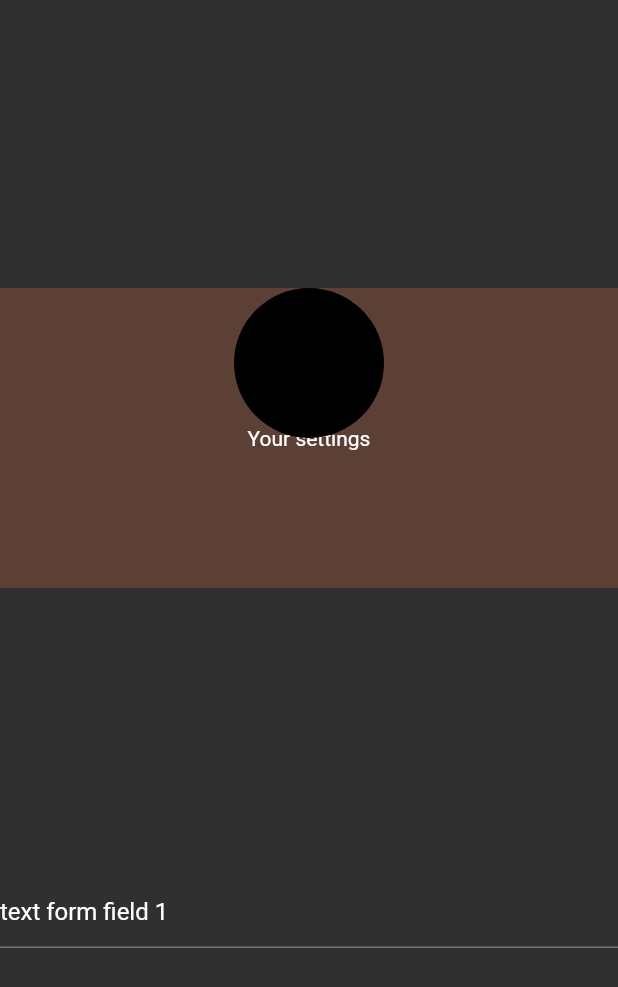
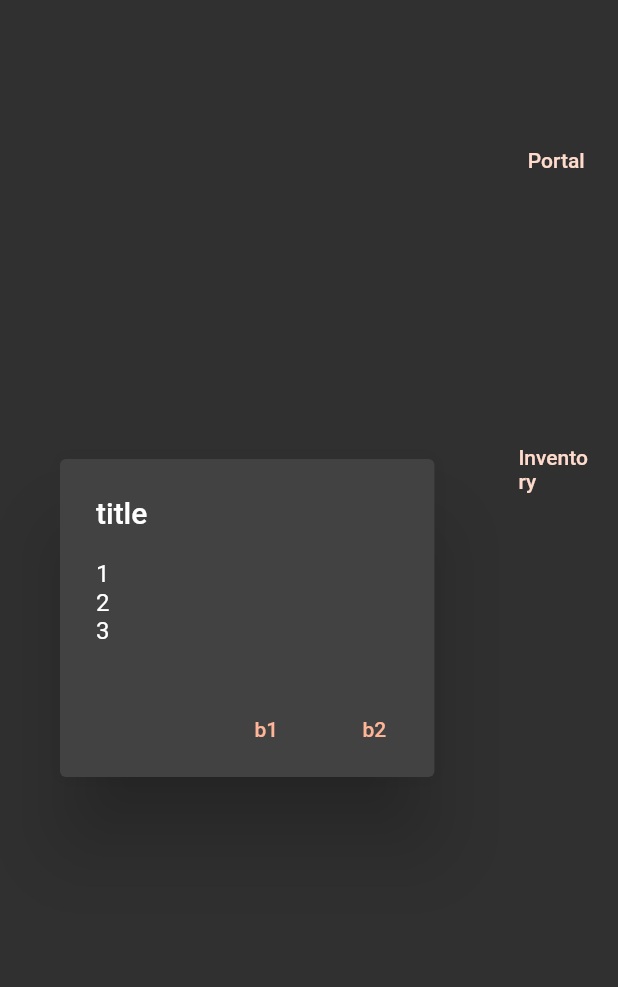
Before and after one commit to JobRoloff/walking-game, a Flutter app: the screen it shows after launch, on a phone screen of 412 x 824 dp. Shown: the top 987 px of the screen. Run offline on Flutter 3.47's test engine with Material 2 defaults, Android fonts, the phone set to English and light mode, and no system bars; our stand-ins replace firebase_core, shared_preferences; accounts and stored records are empty.

```diff
--- a/lib/main.dart
+++ b/lib/main.dart
@@ -1,31 +1,24 @@
 
 import 'dart:ui';
 
-import 'package:firebase_core/firebase_core.dart';
-import 'package:flutter_application_note/providers/sci_buff_provider.dart';
-import 'package:flutter_application_note/screens/data_screen.dart';
+import 'package:flutter_application_note/providers/inventory_n_progress_provider.dart';
+import 'package:flutter_application_note/providers/inventory_n_progress_provider.dart';
+import 'package:flutter_application_note/screens/inventory_screen.dart';
 import 'package:flutter_application_note/screens/portal_screen.dart';
 import 'package:flutter_application_note/screens/sci_screen.dart';
 import 'package:flutter_application_note/screens/user_settings_screen.dart';
 import 'package:provider/provider.dart';
-import 'firebase_options.dart';
-
 import 'package:flutter/material.dart';
 
 import 'styles/colorschemes.dart';
-import 'providers/googlesignin.dart';
 
 Future<void> main() async {
   WidgetsFlutterBinding.ensureInitialized();
-  await Firebase.initializeApp(
-    options: DefaultFirebaseOptions.currentPlatform,
-  );
+
 
   runApp(
     MultiProvider(providers: [
-      ChangeNotifierProvider(create: (context) => SciBuffProvider()),
-      ChangeNotifierProvider(create: (context) => GoogleSignInProvider()),
-
+      ChangeNotifierProvider(create: (context) => InventoryNProgressProvider()),
     ], child: const MyApp()),
   );
 }
@@ -35,9 +28,9 @@ class MyApp extends StatelessWidget {
   @override
   Widget build(BuildContext context) {
     return MaterialApp(
-      initialRoute: '/user_settings',
+      initialRoute: '/sci',
       routes: {
-        '/data': (context) => const DataScreen(),
+        '/inventory': (context) => const InventoryScreen(),
         '/portal': (context)=> PortalScreen(),
         '/sci': (context) => const SciScreen(),
         '/user_settings': (context) => UserSettingsScreen(),
--- a/lib/screens/sci_screen.dart
+++ b/lib/screens/sci_screen.dart
@@ -1,23 +1,8 @@
 import 'package:flutter/material.dart';
 import 'package:flutter/rendering.dart';
 import 'package:flutter_application_note/models/token.dart';
-import 'package:flutter_application_note/providers/sci_buff_provider.dart';
-import 'package:provider/provider.dart';
-
-import '../widgets/load_bar.dart';
-
-///side panel if media q is large enough.. else single col layout
-
-///multi col layout:
-///
-///2:1 panel ratio
-///
-///main - view loadbars
-///
-///side - navigational
-///
-
-//this is where Media query dictates which widget to apply
+import 'package:flutter_application_note/widgets/nav_link.dart';
+import 'package:flutter_application_note/widgets/side_panel.dart';
 
 class SciScreen extends StatefulWidget {
   const SciScreen({Key? key}) : super(key: key);
@@ -29,60 +14,66 @@ class SciScreen extends StatefulWidget {
 class _SciScreenState extends State<SciScreen> {
   @override
   Widget build(BuildContext context) {
-    return LayoutBuilder(
-      builder: (BuildContext context, BoxConstraints constraints) {
-        return ConstrainedBox(
-          constraints: BoxConstraints(maxHeight: 70),
-          child: Row(
+    return Scaffold(
+      body: Row(
+        crossAxisAlignment: CrossAxisAlignment.center,
+        mainAxisAlignment: MainAxisAlignment.spaceEvenly,
         children: [
           //main panel
-              SizedBox(
-                width: constraints.maxWidth * .66,
-                child: Column(
-                  children: [
-                    Padding(
-                      padding: EdgeInsets.all(0),
-                      child: Container(
-                        height: constraints.maxHeight / 2,
-                        width: constraints.maxWidth,
-                        decoration: BoxDecoration(color: Colors.purple),
-                        child: Row(
-                          mainAxisAlignment: MainAxisAlignment.center,
-                          crossAxisAlignment: CrossAxisAlignment.end,
-                          children: <LoadBar>[
-                            ...context.watch<SciBuffProvider>().loadBarList
-                          ],
+          Expanded(
+            flex: 4,
+            child: ScenarioAlertDialog(),
           ),
+          //   ),
+          // ),
+          //side panel
+          const SidePanel(
+            navLink1: NavLink(
+              label: 'Portal',
+              route: '/portal',
             ),
-                    ),
-                    Padding(
-                      padding: EdgeInsets.all(0),
-                      child: Container(
-                        height: constraints.maxHeight / 2,
-                        width: constraints.maxWidth,
-                        decoration: BoxDecoration(color: Colors.blueGrey),
-                      ),
-                    ),
-                  ],
-                ),
-              ),
-              //side panel
-              Expanded(
-                child: Container(
-                  decoration: BoxDecoration(color: Color(getToken("surface"))),
-                  child: Column(children: [
-                    Container(
-                      child: Text("btn1"),
-                    ),
-                  ]),
+            navLink2: NavLink(
+              label: "Inventory",
+              route: "/inventory",
             ),
           ),
         ],
       ),
     );
-      },
+  }
+}
+
+class ScenarioAlertDialog extends StatelessWidget {
+  //access the users data
+  const ScenarioAlertDialog({
+    Key? key,
+  }) : super(key: key);
+
+  @override
+  Widget build(BuildContext context) {
+    return AlertDialog(
+      title: Text("title"),
+      content: SingleChildScrollView(
+        child: ListBody(
+          children: [
+            Text("1"),
+            Text("2"),
+            Text("3"),
+          ],
+        ),
+      ),
+      actions: <Widget>[
+        TextButton(onPressed: () {}, child: Text("b1")),
+        TextButton(onPressed: () {}, child: Text("b2")),
+      ],
     );
   }
 }
-
-///single col layout
+/**
+ * final String title;
+    final String outcomeCategory;
+    final String messageBody;
+    final String outcomeMessageBody;
+    final String cTA1;
+    final String cTA2;
+ */
--- a/lib/widgets/nav_link.dart
+++ b/lib/widgets/nav_link.dart
@@ -1,7 +1,11 @@
 import 'package:flutter/material.dart';
 import 'package:flutter_application_note/models/token.dart';
+
 class NavLink extends StatefulWidget {
-  const NavLink({Key? key}) : super(key: key);
+  final String label;
+  final String route;
+  const NavLink({required this.label, required this.route, Key? key})
+      : super(key: key);
 
   @override
   State<NavLink> createState() => _NavLinkState();
@@ -10,25 +14,22 @@ class NavLink extends StatefulWidget {
 class _NavLinkState extends State<NavLink> {
   @override
   Widget build(BuildContext context) {
-    return
-      InkWell( child: Padding( padding: const EdgeInsets.all(8),
-      child: TextButton(
-        style: ButtonStyle(
-          shape: MaterialStateProperty.all<RoundedRectangleBorder>(
-            RoundedRectangleBorder(
-                borderRadius: BorderRadius.circular(18.0),
-            ),
-          )
+    return Expanded(
+      child: InkWell(
+        child: Padding(
+          padding: EdgeInsets.fromLTRB(8.0, 8.0, 8.0, 0),
+          child: Container(
+            child: TextButton(
+                onPressed: () {
+                  Navigator.pushNamed(context, widget.route);
+                },
+                child: Text(widget.label,
+                    style: TextStyle(
+                        color: Color(getToken("on-secondary-container"))))),
+          ),
         ),
-
-        // color:Color(getToken("md.sys.color.secondary-container.dark")),
-        onPressed: () {  },
-        child: Text("Nav Link",
-            style: TextStyle(color: Color(getToken("on-secondary-container"))))
       ),
-      ),
-
-      );
+    );
     // );
   }
 }
--- /dev/null
+++ b/lib/widgets/side_panel.dart
@@ -0,0 +1,41 @@
+
+import 'package:flutter/material.dart';
+
+import 'nav_link.dart';
+class SidePanel extends StatefulWidget {
+  final NavLink navLink1;
+  final NavLink navLink2;
+  const SidePanel({required this.navLink1, required this.navLink2, Key? key}) : super(key: key);
+
+  @override
+  State<SidePanel> createState() => _SidePanelState();
+}
+
+class _SidePanelState extends State<SidePanel> {
+  @override
+  Widget build(BuildContext context) {
+    return Expanded(
+      flex: 1,
+      child: Column(
+        mainAxisAlignment: MainAxisAlignment.spaceAround,
+        crossAxisAlignment: CrossAxisAlignment.stretch,
+        children: [
+          Expanded(
+            flex: 1,
+            child: Container(
+              child: Column(
+                crossAxisAlignment: CrossAxisAlignment.stretch,
+                children: [
+                  NavLink(label: widget.navLink1.label, route: widget.navLink1.route),
+                  NavLink(label: widget.navLink2.label, route: widget.navLink2.route),
+                ],
+              ),
+            ),
+          ),
+          Expanded(flex: 1, child: Container())
+        ],
+      ),
+    );
+
+  }
+}
```
Also changed, not shown: lib/providers/googlesignin.dart (deleted, +0 -53 lines), lib/providers/inventory_n_progress_provider.dart (added, +56 -0 lines), lib/providers/navlocation.dart (deleted, +0 -10 lines), lib/providers/sci_buff_provider.dart (deleted, +0 -17 lines), lib/screens/inventory_screen.dart (added, +39 -0 lines), lib/screens/map_screen.dart (deleted, +0 -17 lines), lib/screens/portal_screen.dart (+14 -10 lines), lib/widgets/list_item.dart (deleted, +0 -54 lines), lib/widgets/load_bar.dart (deleted, +0 -70 lines). Lines whose indentation alone changed are shown as unchanged.
